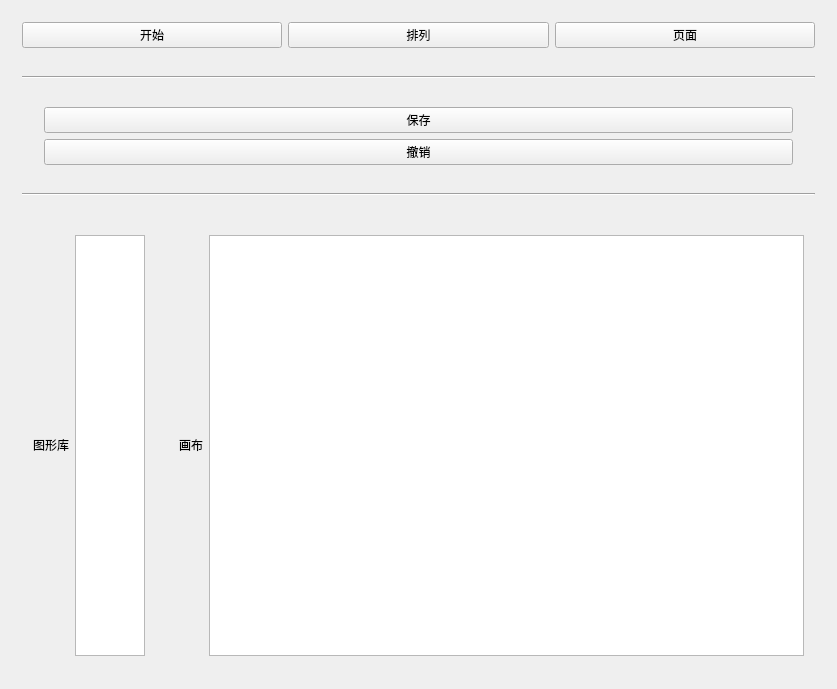
This is ClassExamProject/QtChartFlow/QtChartFlow/MyMainWindow.ui in Creeperxxx/myqtsvgediter as Qt 5 draws it before an edit. The edited form follows.
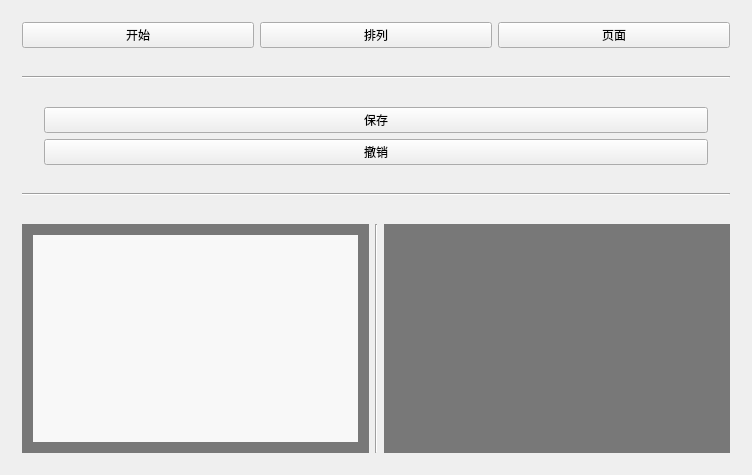
This is the edited form. Custom widgets are drawn as their Qt base class.

What changed in the file:
```diff
--- a/ClassExamProject/QtChartFlow/QtChartFlow/MyMainWindow.ui
+++ b/ClassExamProject/QtChartFlow/QtChartFlow/MyMainWindow.ui
@@ -6,8 +6,8 @@
    <rect>
     <x>0</x>
     <y>0</y>
-    <width>837</width>
-    <height>689</height>
+    <width>752</width>
+    <height>475</height>
    </rect>
   </property>
   <property name="windowTitle">
@@ -206,79 +206,68 @@
     </widget>
    </item>
    <item>
-    <widget class="QWidget" name="third" native="true">
-     <layout class="QHBoxLayout" name="horizontalLayout_2" stretch="1,0,5">
+    <widget class="QWidget" name="MainWidget" native="true">
+     <layout class="QHBoxLayout" name="horizontalLayout_2" stretch="0,0,0">
       <item>
        <widget class="QWidget" name="tuxingku" native="true">
-        <layout class="QHBoxLayout" name="horizontalLayout_7">
+        <property name="styleSheet">
+         <string notr="true">background-color: rgb(120, 120, 120)</string>
+        </property>
+        <layout class="QHBoxLayout" name="horizontalLayout_5">
          <item>
-          <widget class="QLabel" name="label">
+          <widget class="QWidget" name="widget_2" native="true">
            <property name="sizePolicy">
-            <sizepolicy hsizetype="Fixed" vsizetype="Fixed">
+            <sizepolicy hsizetype="Expanding" vsizetype="Expanding">
              <horstretch>0</horstretch>
              <verstretch>0</verstretch>
             </sizepolicy>
            </property>
-           <property name="text">
-            <string>图形库</string>
+           <property name="styleSheet">
+            <string notr="true">background-color: rgb(248, 248, 248)</string>
            </property>
           </widget>
          </item>
-         <item>
-          <widget class="QTextEdit" name="textEdit_2"/>
-         </item>
         </layout>
        </widget>
       </item>
       <item>
        <widget class="Line" name="line_3">
         <property name="sizePolicy">
-         <sizepolicy hsizetype="Fixed" vsizetype="Preferred">
+         <sizepolicy hsizetype="Fixed" vsizetype="Expanding">
           <horstretch>0</horstretch>
           <verstretch>0</verstretch>
          </sizepolicy>
         </property>
-        <property name="minimumSize">
-         <size>
-          <width>0</width>
-          <height>0</height>
-         </size>
-        </property>
-        <property name="font">
-         <font>
-          <bold>true</bold>
-         </font>
-        </property>
-        <property name="frameShadow">
-         <enum>QFrame::Shadow::Sunken</enum>
-        </property>
-        <property name="lineWidth">
-         <number>1</number>
-        </property>
         <property name="orientation">
-         <enum>Qt::Orientation::Horizontal</enum>
+         <enum>Qt::Orientation::Vertical</enum>
         </property>
        </widget>
       </item>
       <item>
-       <widget class="QWidget" name="huabu" native="true">
+       <widget class="QWidget" name="huabushijie" native="true">
+        <property name="sizePolicy">
+         <sizepolicy hsizetype="Expanding" vsizetype="Expanding">
+          <horstretch>0</horstretch>
+          <verstretch>0</verstretch>
+         </sizepolicy>
+        </property>
+        <property name="styleSheet">
+         <string notr="true">background-color: rgb(120, 120, 120)</string>
+        </property>
         <layout class="QHBoxLayout" name="horizontalLayout_6">
          <item>
-          <widget class="QLabel" name="label_2">
+          <widget class="huabu" name="widget" native="true">
            <property name="sizePolicy">
-            <sizepolicy hsizetype="Fixed" vsizetype="Fixed">
+            <sizepolicy hsizetype="Expanding" vsizetype="Expanding">
              <horstretch>0</horstretch>
              <verstretch>0</verstretch>
             </sizepolicy>
            </property>
-           <property name="text">
-            <string>画布</string>
+           <property name="styleSheet">
+            <string notr="true">color: rgb(248, 248, 248);</string>
            </property>
           </widget>
          </item>
-         <item>
-          <widget class="QTextEdit" name="textEdit"/>
-         </item>
         </layout>
        </widget>
       </item>
@@ -288,6 +277,14 @@
   </layout>
  </widget>
  <layoutdefault spacing="6" margin="11"/>
+ <customwidgets>
+  <customwidget>
+   <class>huabu</class>
+   <extends>QWidget</extends>
+   <header>huabu.h</header>
+   <container>1</container>
+  </customwidget>
+ </customwidgets>
  <resources/>
  <connections/>
 </ui>
```
Left out of the diff: 22 changed lines with no effect on the pictures.
